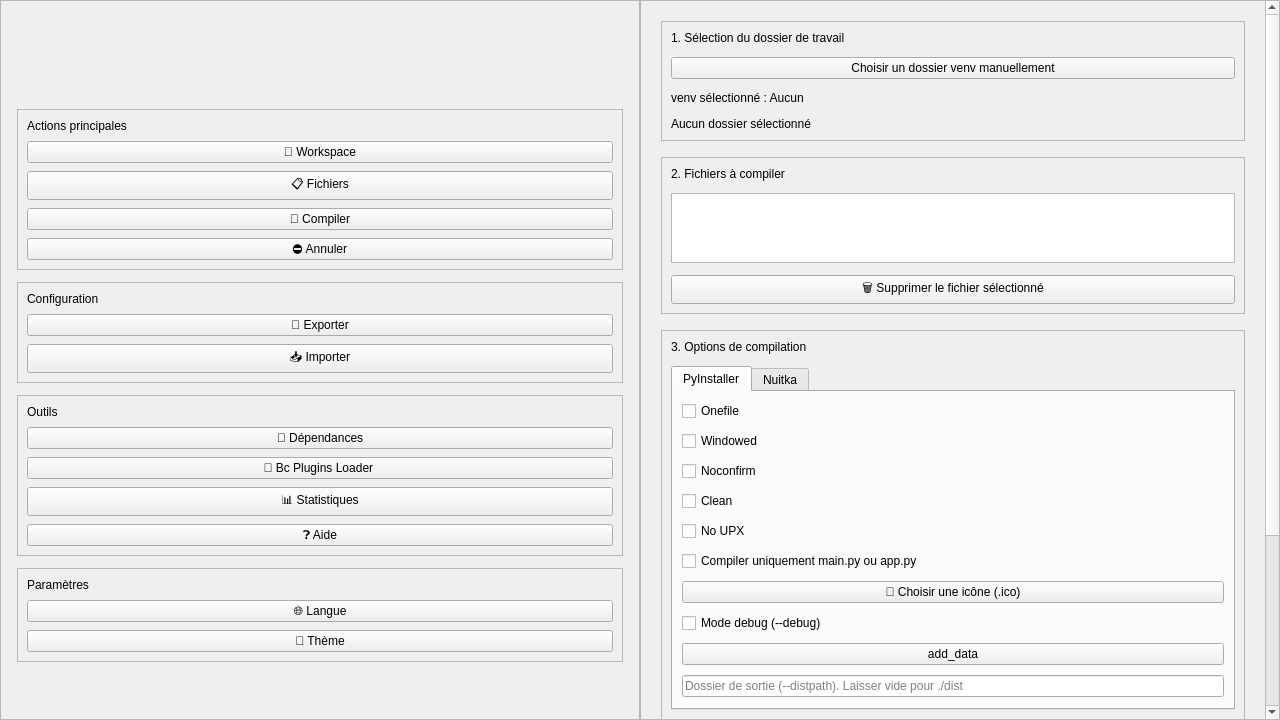
Old version of the form ui/ui_design.ui in the repository raidos23/PyCompiler_ARK.
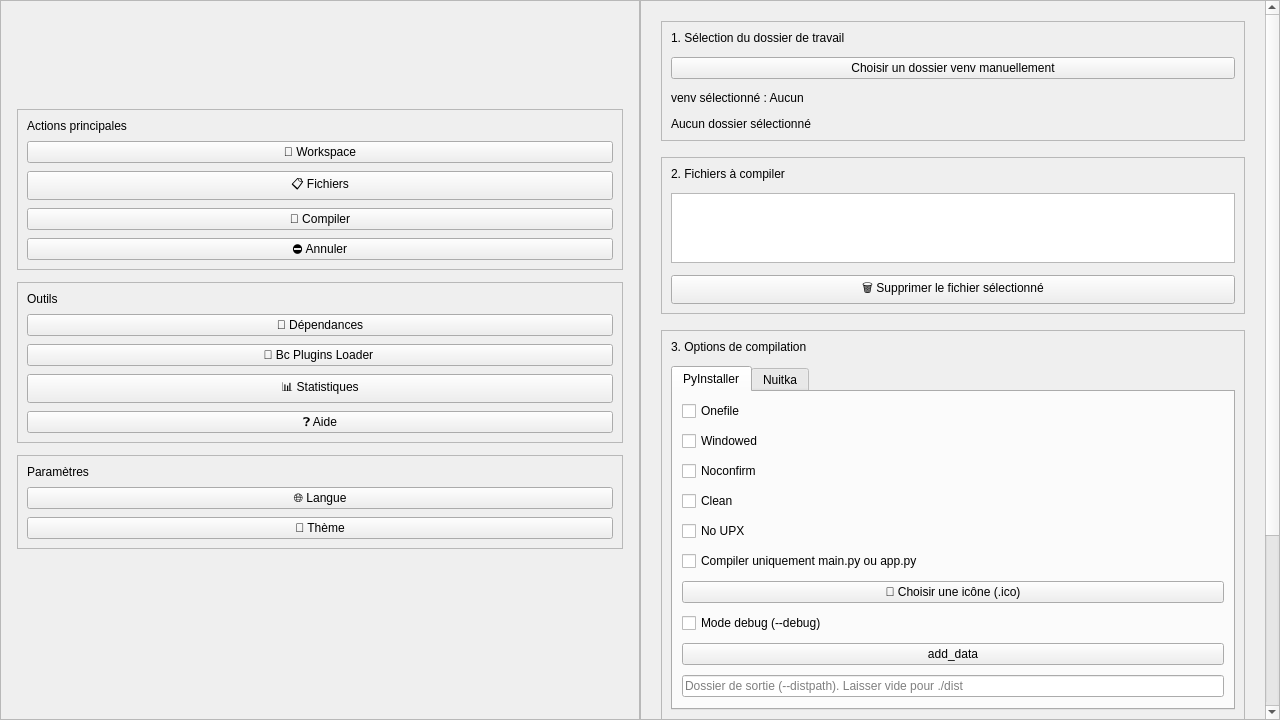
New version of the form.

Commit message: juste an rewiew for the ui

```diff
--- a/ui/ui_design.ui
+++ b/ui/ui_design.ui
@@ -143,46 +143,7 @@
          </layout>
         </widget>
        </item>
-       <item>
-        <widget class="QFrame" name="frame_config_actions">
-         <property name="frameShape">
-          <enum>QFrame::Shape::StyledPanel</enum>
-         </property>
-         <layout class="QVBoxLayout" name="layout_config_actions">
-          <property name="spacing">
-           <number>8</number>
-          </property>
-          <item>
-           <widget class="QLabel" name="label_config_actions">
-            <property name="text">
-             <string>Configuration</string>
-            </property>
-           </widget>
-          </item>
-          <item>
-           <widget class="QPushButton" name="btn_export_config">
-            <property name="text">
-             <string>💾 Exporter</string>
-            </property>
-            <property name="toolTip">
-             <string>Exporter la configuration actuelle</string>
-            </property>
-           </widget>
-          </item>
-          <item>
-           <widget class="QPushButton" name="btn_import_config">
-            <property name="text">
-             <string>📥 Importer</string>
-            </property>
-            <property name="toolTip">
-             <string>Importer une configuration</string>
-            </property>
-           </widget>
-          </item>
-         </layout>
-        </widget>
-       </item>
-       <item>
+              <item>
         <widget class="QFrame" name="frame_tools">
          <property name="frameShape">
           <enum>QFrame::Shape::StyledPanel</enum>
```
The commit also changes 1 other file.
